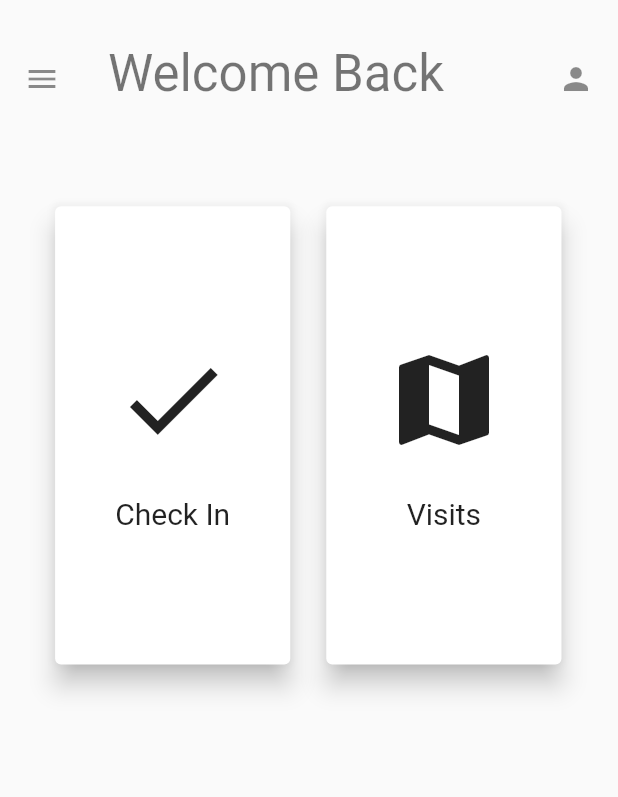
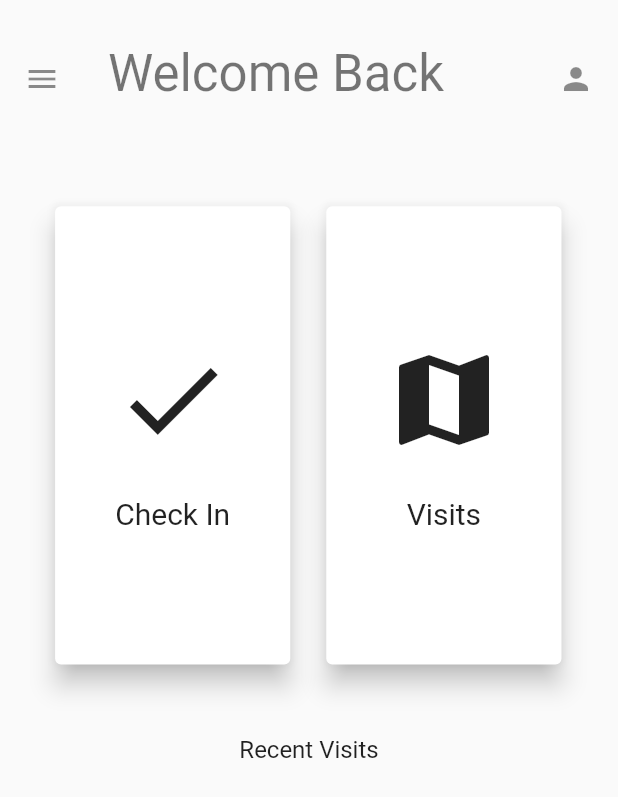
Before and after one commit to Jossiah-Oscar/serencis_sales, a Flutter app: the MyHomePage screen opened directly, on a phone screen of 412 x 824 dp. Shown: the top 797 px of the screen. Run offline on Flutter 3.47's test engine with Material 2 defaults, Android fonts, the light colour scheme and no system bars; our stand-ins replace cloud_firestore, firebase_auth, firebase_core, firebase_storage, flutter_form_builder, location and 1 more; accounts and stored records are empty.

Commit message:
displaying recent visits on home page

```diff
--- a/lib/backend/database.dart
+++ b/lib/backend/database.dart
@@ -67,5 +67,7 @@ class Database extends ChangeNotifier {
     });
   }
 
-  getUserData() async {}
+  checkOut() async {
+
+  }
 }
--- a/lib/screens/home/homepage.dart
+++ b/lib/screens/home/homepage.dart
@@ -1,4 +1,4 @@
-// ignore_for_file: prefer_const_constructors, sized_box_for_whitespace
+// ignore_for_file: prefer_const_constructors, sized_box_for_whitespace, prefer_const_literals_to_create_immutables
 
 import 'package:cloud_firestore/cloud_firestore.dart';
 import 'package:firebase_auth/firebase_auth.dart';
@@ -40,6 +40,7 @@ class _MyHomePageState extends State<MyHomePage> {
                   builder: (context, snapshot) {
                     if (snapshot.hasData) {
                       final user = snapshot.data;
+
 
                       return ListTile(
                         leading: Icon(Icons.menu),
@@ -169,6 +170,58 @@ class _MyHomePageState extends State<MyHomePage> {
                   ],
                 ),
               ),
+              SizedBox(
+                height: MediaQuery.of(context).size.height * 0.02,
+              ),
+              Container(
+                height: MediaQuery.of(context).size.height * 0.34,
+                // color: Colors.amberAccent,
+                child: Column(
+                  children: [
+                    ListTile(
+                        title: Center(
+                      child: Text("Recent Visits"),
+                    )),
+                    FutureBuilder<List<Visit>>(
+                        future: readRecentVisits().first,
+                        builder: (context, snapshot) {
+                          if (snapshot.hasData) {
+                            final _recentVisits = snapshot.data!;
+
+                            return Container(
+                              height: MediaQuery.of(context).size.height * 0.26,
+                              // color: Colors.red,
+                              child: ListView.builder(
+                                  itemCount: _recentVisits.length,
+                                  itemBuilder: (context, index) {
+                                    return Card(
+                                      child: ListTile(
+                                        // tileColor: Colors.lightBlueAccent,
+                                        title: Text(
+                                            "${_recentVisits[index].companyName}"),
+                                        subtitle: Text(
+                                            "Reason for visit: ${_recentVisits[index].reason}"),
+
+                                        trailing: IconButton(
+                                            onPressed: () {
+
+                                            },
+                                            icon: Icon(Icons.check)),
+                                      ),
+                                    );
+                                  }),
+                            );
+                          } else if (snapshot.hasError) {
+                            return Text("Opps Something Went Wrong");
+                          } else {
+                            return Center(
+                              child: CircularProgressIndicator(),
+                            );
+                          }
+                        }),
+                  ],
+                ),
+              )
             ],
           ),
         ),
@@ -178,14 +231,16 @@ class _MyHomePageState extends State<MyHomePage> {
 
   String? finalUID;
 
-  // Future getValidationData() async {
-  //   SharedPreferences prefs = await SharedPreferences.getInstance();
-  //   var obtainedUID = prefs.getString("UID");
+  Stream<List<Visit>> readRecentVisits() {
+    Stream<List<Visit>> recentVisits = FirebaseFirestore.instance
+        .collection('Visits')
+        .where('UID', isEqualTo: finalUID)
+        .snapshots()
+        .map((snapshot) =>
+            snapshot.docs.map((doc) => Visit.fromJson(doc.data())).toList());
 
-  //   setState(() {
-  //     finalUID = obtainedUID;
-  //   });
-  // }
+    return recentVisits;
+  }
 
   Stream<List<Visit>> readVisits() {
     Stream<List<Visit>> visits = FirebaseFirestore.instance
--- a/lib/screens/visits/visits.dart
+++ b/lib/screens/visits/visits.dart
@@ -24,9 +24,6 @@ class _VisitsPageState extends State<VisitsPage> {
               return Text("Something went wrong");
             } else if (snapshot.hasData) {
               final visits = snapshot.data!;
-              if (kDebugMode) {
-                print(visits.length);
-              }
 
               return Container(
                 height: MediaQuery.of(context).size.height * 0.4,
```
